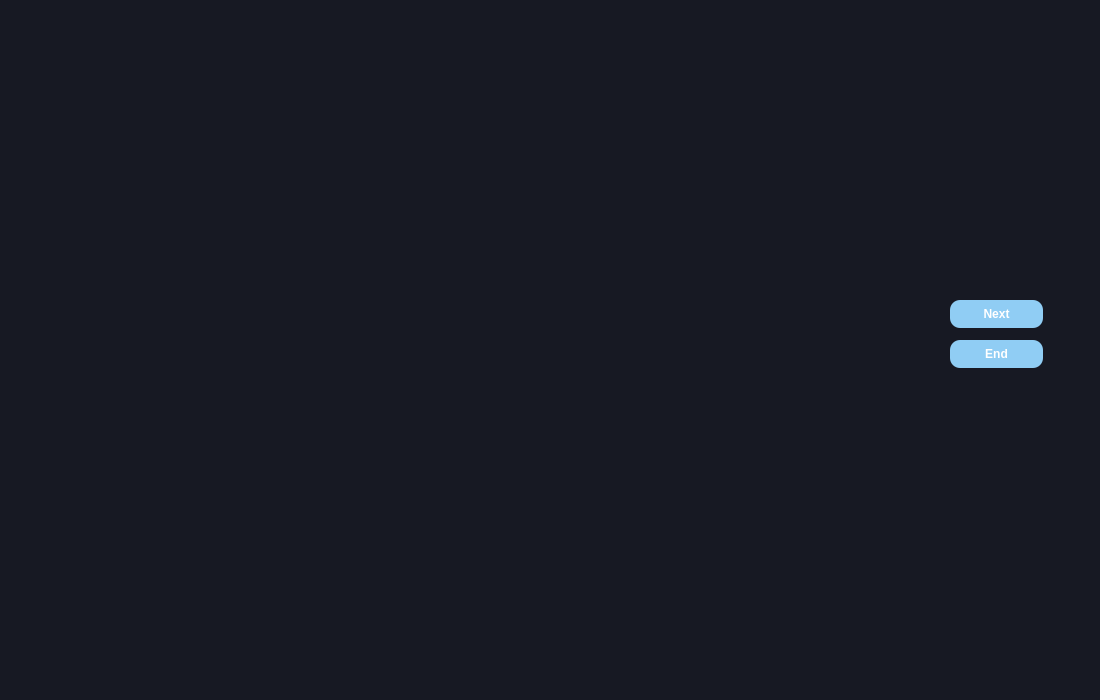
First picture: the form in ui/test.ui, repository MartinRapcan/EyeTracking, before the edit.
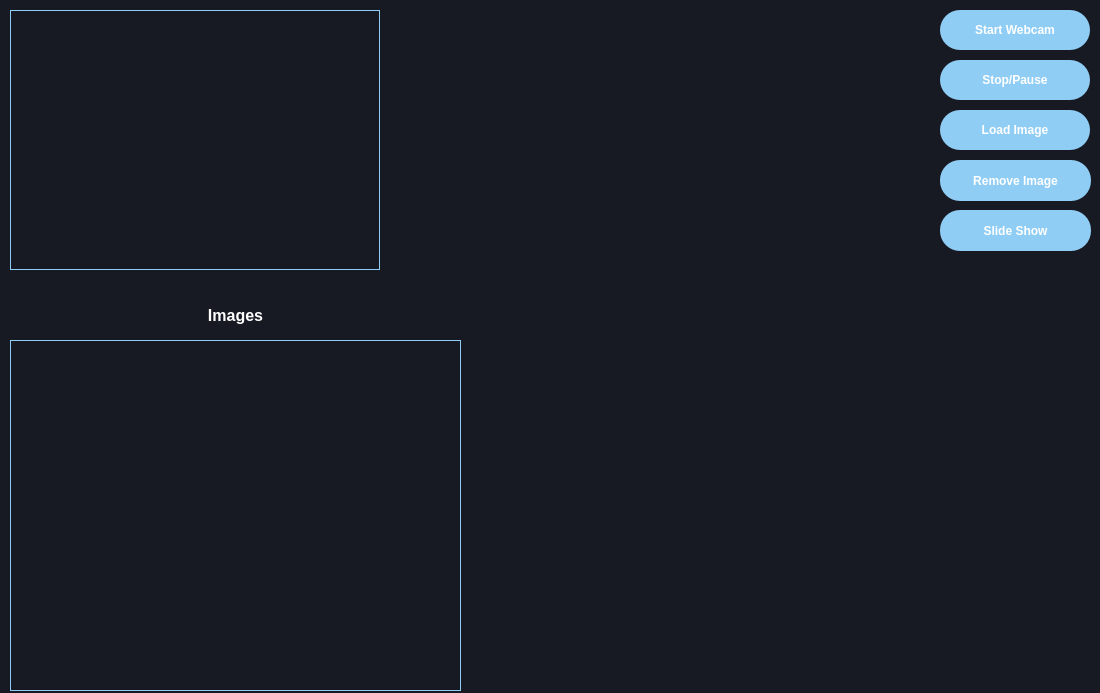
Second picture: the form after the edit.

Commit message: feat: updated gui and overlay to fullscreen

What changed in the file:
```diff
--- a/ui/test.ui
+++ b/ui/test.ui
@@ -7,7 +7,7 @@
     <x>0</x>
     <y>0</y>
     <width>1100</width>
-    <height>700</height>
+    <height>693</height>
    </rect>
   </property>
   <property name="windowTitle">
@@ -205,28 +205,6 @@
     <string>Load Image</string>
    </property>
   </widget>
-  <widget class="QLabel" name="screenLabel">
-   <property name="geometry">
-    <rect>
-     <x>470</x>
-     <y>340</y>
-     <width>624</width>
-     <height>351</height>
-    </rect>
-   </property>
-   <property name="styleSheet">
-    <string notr="true">QLabel {
-border: 1px solid black;
-}
-</string>
-   </property>
-   <property name="frameShape">
-    <enum>QFrame::Box</enum>
-   </property>
-   <property name="text">
-    <string/>
-   </property>
-  </widget>
   <widget class="QLabel" name="label">
    <property name="geometry">
     <rect>
@@ -287,111 +265,6 @@
     <string>Stop/Pause</string>
    </property>
   </widget>
-  <widget class="QWidget" name="slide" native="true">
-   <property name="geometry">
-    <rect>
-     <x>0</x>
-     <y>0</y>
-     <width>1100</width>
-     <height>700</height>
-    </rect>
-   </property>
-   <property name="styleSheet">
-    <string notr="true">QWidget {
-background-color: #171923;
-}</string>
-   </property>
-   <widget class="QLabel" name="image">
-    <property name="geometry">
-     <rect>
-      <x>120</x>
-      <y>30</y>
-      <width>800</width>
-      <height>600</height>
-     </rect>
-    </property>
-    <property name="frameShape">
-     <enum>QFrame::Box</enum>
-    </property>
-    <property name="frameShadow">
-     <enum>QFrame::Raised</enum>
-    </property>
-    <property name="lineWidth">
-     <number>0</number>
-    </property>
-    <property name="text">
-     <string/>
-    </property>
-   </widget>
-   <widget class="QPushButton" name="next">
-    <property name="geometry">
-     <rect>
-      <x>950</x>
-      <y>300</y>
-      <width>93</width>
-      <height>28</height>
-     </rect>
-    </property>
-    <property name="styleSheet">
-     <string notr="true">QPushButton {
-background-color: #90cdf4;
-border: none;
-border-radius: 10px;
-font-size: 12px;
-color: white;
-font-weight: 600;
-}
-
-QPushButton:hover {
-background-color: #3182CE;
-
-}
-
-QPushButton:pressed {
-background-color: #3182CE;
-
-}
-</string>
-    </property>
-    <property name="text">
-     <string>Next</string>
-    </property>
-   </widget>
-   <widget class="QPushButton" name="end">
-    <property name="geometry">
-     <rect>
-      <x>950</x>
-      <y>340</y>
-      <width>93</width>
-      <height>28</height>
-     </rect>
-    </property>
-    <property name="styleSheet">
-     <string notr="true">QPushButton {
-background-color: #90cdf4;
-border: none;
-border-radius: 10px;
-font-size: 12px;
-color: white;
-font-weight: 600;
-}
-
-QPushButton:hover {
-background-color: #3182CE;
-
-}
-
-QPushButton:pressed {
-background-color: #3182CE;
-
-}
-</string>
-    </property>
-    <property name="text">
-     <string>End</string>
-    </property>
-   </widget>
-  </widget>
  </widget>
  <resources/>
  <connections/>
```
The commit also changes 5 other files.
